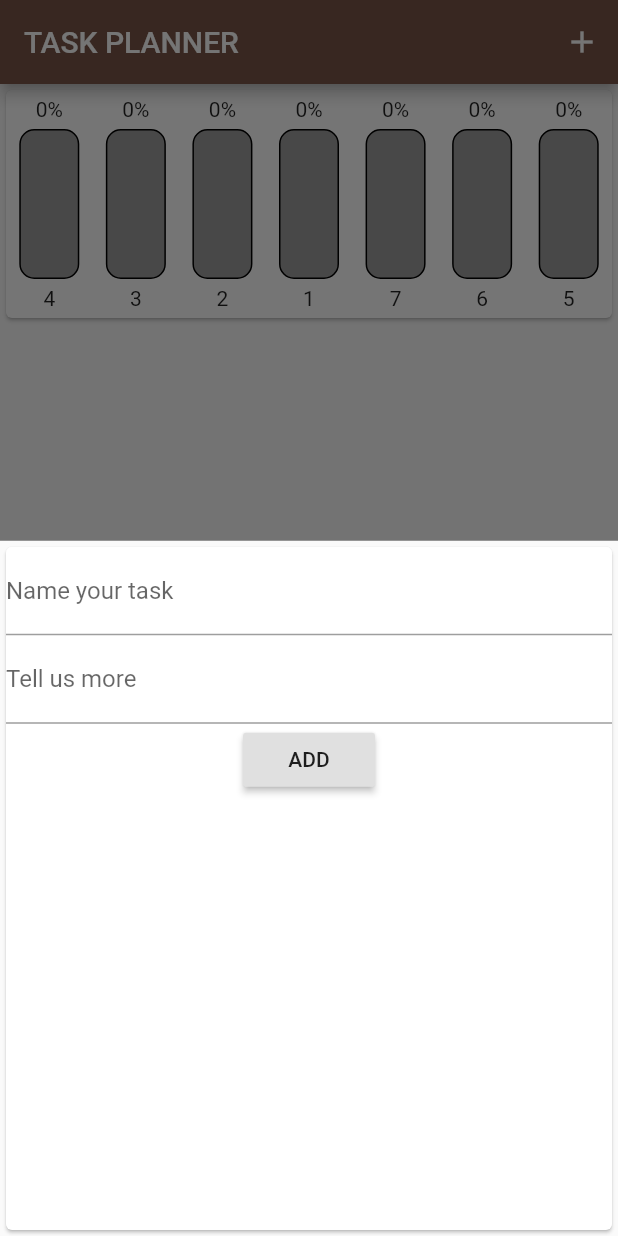
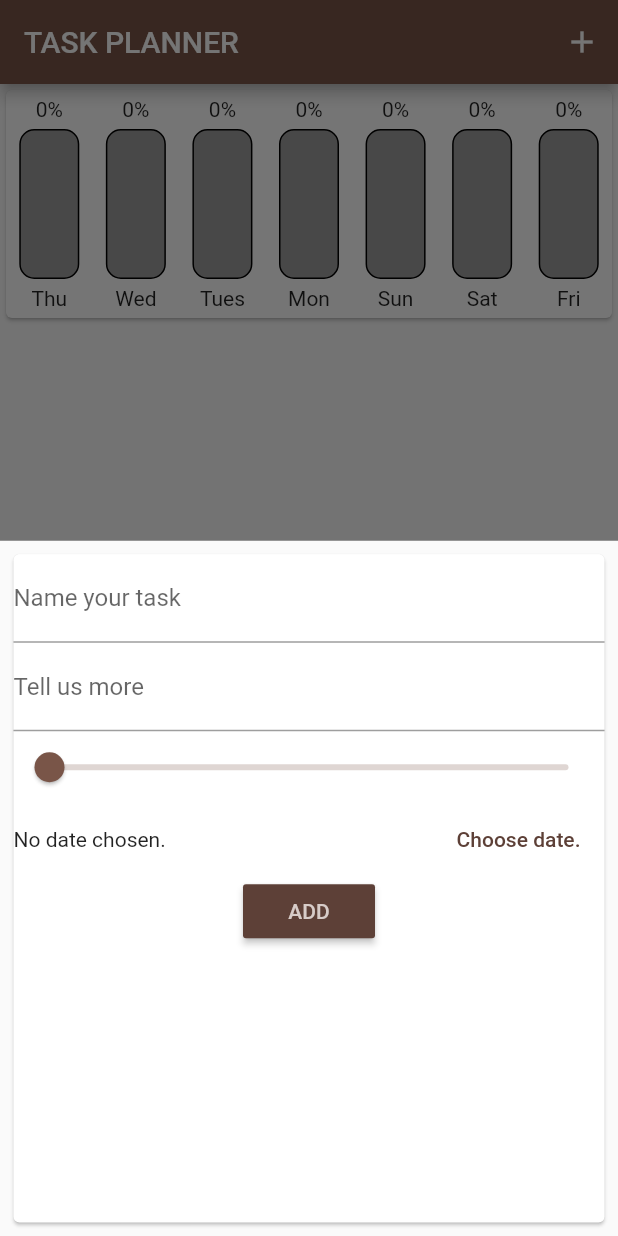
Before and after one commit to nqh00/task_planner, a Flutter app: the screen it shows after launch, after a tap on the "add" icon, on a phone screen of 412 x 824 dp. Run offline on Flutter 3.47's test engine with Material 2 defaults, Android fonts, the phone set to English and light mode, and no system bars.

Commit message:
Adding progress and date picker from input. Displaying it to chart bar.

```diff
--- a/lib/barchart.dart
+++ b/lib/barchart.dart
@@ -10,6 +10,35 @@ class Bar extends StatelessWidget {
   // This method calculate the different percentage value of the progress
   double diff(double progress, int totalTask) {
     return (total == 0) ? 0 : (progress / (100 * total));
+  }
+
+  // This method return date with correspond letter
+  String date(String weekdate) {
+    switch (weekdate) {
+      case '1':
+        return 'Mon';
+        break;
+      case '2':
+        return 'Tues';
+        break;
+      case '3':
+        return 'Wed';
+        break;
+      case '4':
+        return 'Thu';
+        break;
+      case '5':
+        return 'Fri';
+        break;
+      case '6':
+        return 'Sat';
+        break;
+      case '7':
+        return 'Sun';
+        break;
+      default:
+        return null;
+    }
   }
 
   @override
@@ -50,7 +79,7 @@ class Bar extends StatelessWidget {
             ), // A percentage bar chart that stack over previous widget
           ])), // A bar chart contain empty bar and percentage bar
       SizedBox(height: 5), // A blank of space
-      Text(weekDate), // A letter of date
+      Text(date(weekDate)), // A letter of date
       SizedBox(height: 5), // A blank of space
     ]);
   }
--- a/lib/main.dart
+++ b/lib/main.dart
@@ -6,8 +6,9 @@ import './chart.dart';
 
 void main() => runApp(MyApp());
 
+// This is the main application widget
 class MyApp extends StatelessWidget {
-  // This widget is the root of your application.
+  // This widget is the root of your application
   @override
   Widget build(BuildContext context) {
     return MaterialApp(
@@ -19,16 +20,18 @@ class MyApp extends StatelessWidget {
   }
 }
 
+// This is the stateful widget that the main application instantiates
 class MyHomePage extends StatefulWidget {
   @override
   _MyHomePageState createState() => _MyHomePageState();
 }
 
+// This is the private State class that goes with MyStatefulWidget
 class _MyHomePageState extends State<MyHomePage> {
   final List<Task> _tasks = [];
 
-  // This method extract the recently added task from the task list.
-  // The range is within 7 days from now.
+  // This method extract the recently added task from the task list
+  // The range is within 7 days from now
   List<Task> get _recentTasks {
     return _tasks.where((tsk) {
       return tsk.date.isAfter(DateTime.now().subtract(Duration(days: 7)));
@@ -36,13 +39,15 @@ class _MyHomePageState extends State<MyHomePage> {
   }
 
   // This method add new task into the task list
-  void _addNewTask(String title, String note) {
+  void _addNewTask(String title, String note, double progress, DateTime date) {
     final _newtsk = Task(
         title: title,
         note: note,
-        progress: 0,
+        progress: 20,
         check: false,
-        date: DateTime.now()); // Instantiate new task with default properties
+        date: date == null
+            ? DateTime.now()
+            : date); // Instantiate new task with default properties
 
     setState(() {
       _tasks.add(_newtsk);
--- a/lib/newtask.dart
+++ b/lib/newtask.dart
@@ -1,45 +1,93 @@
 import 'package:flutter/material.dart';
 
-class NewTask extends StatelessWidget {
-  final titleController = TextEditingController();
-  final noteController = TextEditingController();
-  final Function taskController;
+class NewTask extends StatefulWidget {
+  final Function _taskController;
+  NewTask(this._taskController);
+  @override
+  _NewTaskState createState() => _NewTaskState();
+}
 
-  NewTask(this.taskController);
+class _NewTaskState extends State<NewTask> {
+  final _titleController = TextEditingController();
+  final _noteController = TextEditingController();
+  DateTime _pickedDate;
+  double _currentSliderProgress = 0;
 
   // This method submit the input and store the values in NewTask Object
-  void submitted(BuildContext context) {
-    final String titleInput = titleController.text;
-    final String noteInput = noteController.text;
+  void submitted() {
+    final String titleInput = _titleController.text;
+    final String noteInput = _noteController.text;
 
     if (titleInput.isEmpty) return;
 
-    taskController(titleInput, noteInput);
+    widget._taskController(
+        titleInput, noteInput, _currentSliderProgress, _pickedDate); // user widget to access private class State
 
     Navigator.of(context).pop(); // Close keyboard after submitted input
   }
 
+  // This method show Date Picker on the screen
+  void _openDatePicker() {
+    showDatePicker(
+            initialDate: DateTime.now(),
+            firstDate: DateTime(2021),
+            lastDate: DateTime.now(),
+            context: context)
+        .then((future) {
+      if (future == null) return;
+      setState(() {
+        _pickedDate = future;
+      });
+    }); // then() will not be waited for user input date
+  }
+
   @override
   Widget build(BuildContext context) {
-    return Card(
+    return Container(
+      child: Card(
         child: Column(children: <Widget>[
           TextField(
             decoration: InputDecoration(labelText: 'Name your task'),
-          controller: titleController,
+            controller: _titleController,
             keyboardType: TextInputType.text,
-          onSubmitted: (_) => submitted(context),
+            onSubmitted: (_) => submitted,
           ),
           TextField(
             decoration: InputDecoration(labelText: 'Tell us more'),
-          controller: noteController,
+            controller: _noteController,
             keyboardType: TextInputType.text,
-          onSubmitted: (_) => submitted(context),
+            onSubmitted: (_) => submitted,
+          ),
+          Slider(
+              value: _currentSliderProgress,
+              min: 0,
+              max: 100,
+              onChanged: (progress) => setState(() {
+                    _currentSliderProgress = progress;
+                  })),
+          Row(
+            children: <Widget>[
+              Expanded(
+                child: Text(_pickedDate == null
+                    ? 'No date chosen.'
+                    : '${_pickedDate.day} / ${_pickedDate.month} / ${_pickedDate.year}'),
+              ),
+              FlatButton(
+                child: Text('Choose date.'),
+                textColor: Theme.of(context).primaryColorDark,
+                onPressed: _openDatePicker,
+              )
+            ],
           ),
           RaisedButton(
             child: Text('ADD'),
-          onPressed: () => submitted(context),
+            color: Theme.of(context).primaryColorDark,
+            textColor: Theme.of(context).primaryColorLight,
+            onPressed: submitted,
           ),
         ]),
+      ),
+      padding: EdgeInsets.all(5),
     );
   }
 }
--- a/lib/task.dart
+++ b/lib/task.dart
@@ -9,9 +9,9 @@ class Task {
 
   Task({
     @required this.title,
+    @required this.note,
     @required this.check,
     @required this.progress,
     @required this.date,
-    this.note,
   });
 }
```
Lines whose indentation alone changed are shown as unchanged.
